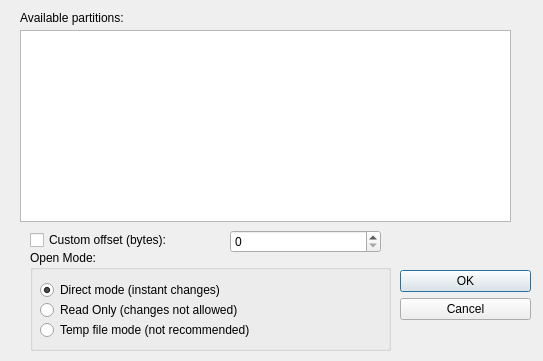
Qt form LinImaMT/harddiskopen.ui (MCbx/linimamt) before a commit.
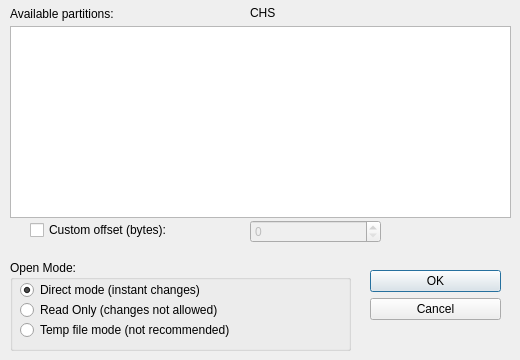
The same form after that commit.

```diff
--- a/LinImaMT/harddiskopen.ui
+++ b/LinImaMT/harddiskopen.ui
@@ -6,17 +6,29 @@
    <rect>
     <x>0</x>
     <y>0</y>
-    <width>543</width>
-    <height>361</height>
+    <width>520</width>
+    <height>360</height>
    </rect>
   </property>
+  <property name="minimumSize">
+   <size>
+    <width>520</width>
+    <height>360</height>
+   </size>
+  </property>
+  <property name="maximumSize">
+   <size>
+    <width>520</width>
+    <height>360</height>
+   </size>
+  </property>
   <property name="windowTitle">
    <string>Open hard disk image...</string>
   </property>
   <widget class="QDialogButtonBox" name="buttonBox">
    <property name="geometry">
     <rect>
-     <x>400</x>
+     <x>370</x>
      <y>270</y>
      <width>131</width>
      <height>81</height>
@@ -32,9 +44,9 @@
   <widget class="QListWidget" name="lwPartitions">
    <property name="geometry">
     <rect>
-     <x>20</x>
-     <y>30</y>
-     <width>491</width>
+     <x>10</x>
+     <y>26</y>
+     <width>501</width>
      <height>192</height>
     </rect>
    </property>
@@ -43,8 +55,8 @@
    <property name="geometry">
     <rect>
      <x>30</x>
-     <y>230</y>
-     <width>201</width>
+     <y>220</y>
+     <width>221</width>
      <height>20</height>
     </rect>
    </property>
@@ -53,11 +65,14 @@
    </property>
   </widget>
   <widget class="QSpinBox" name="sbOffset">
+   <property name="enabled">
+    <bool>false</bool>
+   </property>
    <property name="geometry">
     <rect>
-     <x>230</x>
-     <y>230</y>
-     <width>151</width>
+     <x>250</x>
+     <y>220</y>
+     <width>131</width>
      <height>23</height>
     </rect>
    </property>
@@ -68,8 +83,8 @@
   <widget class="QLabel" name="label">
    <property name="geometry">
     <rect>
-     <x>20</x>
-     <y>10</y>
+     <x>10</x>
+     <y>6</y>
      <width>181</width>
      <height>16</height>
     </rect>
@@ -81,10 +96,10 @@
   <widget class="QGroupBox" name="groupBox">
    <property name="geometry">
     <rect>
-     <x>30</x>
-     <y>250</y>
-     <width>361</width>
-     <height>101</height>
+     <x>10</x>
+     <y>260</y>
+     <width>341</width>
+     <height>91</height>
     </rect>
    </property>
    <property name="title">
@@ -94,7 +109,7 @@
     <property name="geometry">
      <rect>
       <x>10</x>
-      <y>30</y>
+      <y>20</y>
       <width>331</width>
       <height>20</height>
      </rect>
@@ -113,7 +128,7 @@
     <property name="geometry">
      <rect>
       <x>10</x>
-      <y>50</y>
+      <y>40</y>
       <width>331</width>
       <height>20</height>
      </rect>
@@ -129,7 +144,7 @@
     <property name="geometry">
      <rect>
       <x>10</x>
-      <y>70</y>
+      <y>60</y>
       <width>331</width>
       <height>20</height>
      </rect>
@@ -142,6 +157,19 @@
     </attribute>
    </widget>
   </widget>
+  <widget class="QLabel" name="lbCHS">
+   <property name="geometry">
+    <rect>
+     <x>250</x>
+     <y>5</y>
+     <width>231</width>
+     <height>16</height>
+    </rect>
+   </property>
+   <property name="text">
+    <string>CHS</string>
+   </property>
+  </widget>
  </widget>
  <resources/>
  <connections>
```
Left out of the diff: 7 changed lines with no effect on the pictures.
